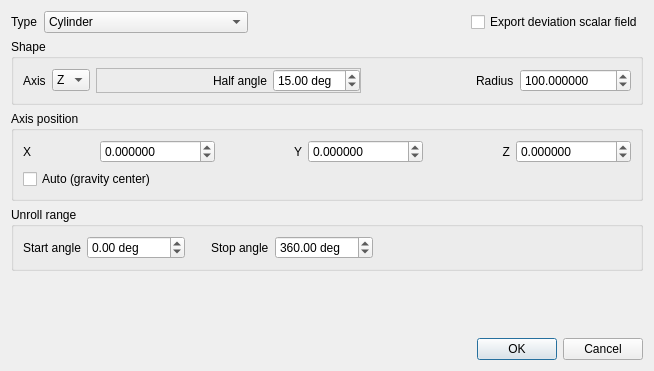
Old version of the form qCC/ui_templates/unrollDlg.ui in the repository CloudCompare/CloudCompare.
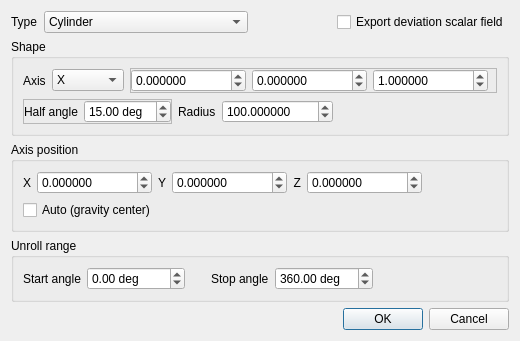
New version of the form.

Commit message: Unroll: option to set any 3D axis for the cylinder or the cone

```diff
--- a/qCC/ui_templates/unrollDlg.ui
+++ b/qCC/ui_templates/unrollDlg.ui
@@ -6,8 +6,8 @@
    <rect>
     <x>0</x>
     <y>0</y>
-    <width>654</width>
-    <height>371</height>
+    <width>520</width>
+    <height>320</height>
    </rect>
   </property>
   <property name="windowTitle">
@@ -73,13 +73,19 @@
     </layout>
    </item>
    <item>
-    <widget class="QGroupBox" name="groupBox_2">
+    <widget class="QGroupBox" name="shapeGroupBox">
+     <property name="sizePolicy">
+      <sizepolicy hsizetype="Preferred" vsizetype="Maximum">
+       <horstretch>0</horstretch>
+       <verstretch>0</verstretch>
+      </sizepolicy>
+     </property>
      <property name="title">
       <string>Shape</string>
      </property>
-     <layout class="QHBoxLayout" name="horizontalLayout_4">
+     <layout class="QVBoxLayout" name="verticalLayout">
       <item>
-       <layout class="QHBoxLayout">
+       <layout class="QHBoxLayout" name="horizontalLayout_5">
         <item>
          <widget class="QLabel" name="label">
           <property name="text">
@@ -96,7 +102,7 @@
         <item>
          <widget class="QComboBox" name="comboBoxAxisDimension">
           <property name="currentIndex">
-           <number>2</number>
+           <number>0</number>
           </property>
           <item>
            <property name="text">
@@ -113,8 +119,105 @@
             <string notr="true">Z</string>
            </property>
           </item>
+          <item>
+           <property name="text">
+            <string>Custom</string>
+           </property>
+          </item>
          </widget>
         </item>
+        <item>
+         <widget class="QFrame" name="axisFrame">
+          <property name="frameShape">
+           <enum>QFrame::StyledPanel</enum>
+          </property>
+          <property name="frameShadow">
+           <enum>QFrame::Raised</enum>
+          </property>
+          <layout class="QHBoxLayout" name="horizontalLayout_4">
+           <property name="leftMargin">
+            <number>0</number>
+           </property>
+           <property name="topMargin">
+            <number>0</number>
+           </property>
+           <property name="rightMargin">
+            <number>0</number>
+           </property>
+           <property name="bottomMargin">
+            <number>0</number>
+           </property>
+           <item>
+            <widget class="QDoubleSpinBox" name="axisXDoubleSpinBox">
+             <property name="enabled">
+              <bool>true</bool>
+             </property>
+             <property name="decimals">
+              <number>6</number>
+             </property>
+             <property name="minimum">
+              <double>-1000000000.000000000000000</double>
+             </property>
+             <property name="maximum">
+              <double>1000000000.000000000000000</double>
+             </property>
+            </widget>
+           </item>
+           <item>
+            <widget class="QDoubleSpinBox" name="axisYDoubleSpinBox">
+             <property name="enabled">
+              <bool>true</bool>
+             </property>
+             <property name="decimals">
+              <number>6</number>
+             </property>
+             <property name="minimum">
+              <double>-1000000000.000000000000000</double>
+             </property>
+             <property name="maximum">
+              <double>1000000000.000000000000000</double>
+             </property>
+            </widget>
+           </item>
+           <item>
+            <widget class="QDoubleSpinBox" name="axisZDoubleSpinBox">
+             <property name="enabled">
+              <bool>true</bool>
+             </property>
+             <property name="decimals">
+              <number>6</number>
+             </property>
+             <property name="minimum">
+              <double>-1000000000.000000000000000</double>
+             </property>
+             <property name="maximum">
+              <double>1000000000.000000000000000</double>
+             </property>
+             <property name="value">
+              <double>1.000000000000000</double>
+             </property>
+            </widget>
+           </item>
+           <item>
+            <spacer name="horizontalSpacer_5">
+             <property name="orientation">
+              <enum>Qt::Horizontal</enum>
+             </property>
+             <property name="sizeHint" stdset="0">
+              <size>
+               <width>40</width>
+               <height>20</height>
+              </size>
+             </property>
+            </spacer>
+           </item>
+          </layout>
+         </widget>
+        </item>
+       </layout>
+      </item>
+      <item>
+       <layout class="QHBoxLayout" name="horizontalLayout_6">
         <item>
          <widget class="QFrame" name="angleFrame">
           <property name="frameShape">
@@ -136,19 +239,6 @@
            <property name="bottomMargin">
             <number>0</number>
            </property>
-           <item>
-            <spacer name="horizontalSpacer">
-             <property name="orientation">
-              <enum>Qt::Horizontal</enum>
-             </property>
-             <property name="sizeHint" stdset="0">
-              <size>
-               <width>40</width>
-               <height>20</height>
-              </size>
-             </property>
-            </spacer>
-           </item>
            <item>
             <widget class="QLabel" name="labelAngle">
              <property name="toolTip">
@@ -199,19 +289,6 @@
            <property name="bottomMargin">
             <number>0</number>
            </property>
-           <item>
-            <spacer name="horizontalSpacer_2">
-             <property name="orientation">
-              <enum>Qt::Horizontal</enum>
-             </property>
-             <property name="sizeHint" stdset="0">
-              <size>
-               <width>40</width>
-               <height>20</height>
-              </size>
-             </property>
-            </spacer>
-           </item>
            <item>
             <widget class="QLabel" name="radiusLabel">
              <property name="toolTip">
@@ -241,6 +318,19 @@
              </property>
             </widget>
            </item>
+           <item>
+            <spacer name="horizontalSpacer_2">
+             <property name="orientation">
+              <enum>Qt::Horizontal</enum>
+             </property>
+             <property name="sizeHint" stdset="0">
+              <size>
+               <width>40</width>
+               <height>20</height>
+              </size>
+             </property>
+            </spacer>
+           </item>
           </layout>
          </widget>
         </item>
@@ -250,13 +340,13 @@
     </widget>
    </item>
    <item>
-    <widget class="QGroupBox" name="groupBoxAxisPosition">
+    <widget class="QGroupBox" name="axisPositionGroupBox">
      <property name="title">
       <string>Axis position</string>
      </property>
      <layout class="QVBoxLayout">
       <item>
-       <widget class="QFrame" name="axisFrame">
+       <widget class="QFrame" name="axisCenterFrame">
         <layout class="QHBoxLayout">
          <property name="leftMargin">
           <number>0</number>
@@ -281,7 +371,7 @@
           </widget>
          </item>
          <item>
-          <widget class="QDoubleSpinBox" name="doubleSpinBoxAxisX">
+          <widget class="QDoubleSpinBox" name="axisCenterXDoubleSpinBox">
            <property name="enabled">
             <bool>true</bool>
            </property>
@@ -296,22 +386,6 @@
            </property>
           </widget>
          </item>
-         <item>
-          <spacer>
-           <property name="orientation">
-            <enum>Qt::Horizontal</enum>
-           </property>
-           <property name="sizeType">
-            <enum>QSizePolicy::Fixed</enum>
-           </property>
-           <property name="sizeHint" stdset="0">
-            <size>
-             <width>10</width>
-             <height>20</height>
-            </size>
-           </property>
-          </spacer>
-         </item>
          <item>
           <widget class="QLabel" name="label2">
            <property name="text">
@@ -323,7 +397,7 @@
           </widget>
          </item>
          <item>
-          <widget class="QDoubleSpinBox" name="doubleSpinBoxAxisY">
+          <widget class="QDoubleSpinBox" name="axisCenterYDoubleSpinBox">
            <property name="enabled">
             <bool>true</bool>
            </property>
@@ -338,22 +412,6 @@
            </property>
           </widget>
          </item>
-         <item>
-          <spacer>
-           <property name="orientation">
-            <enum>Qt::Horizontal</enum>
-           </property>
-           <property name="sizeType">
-            <enum>QSizePolicy::Fixed</enum>
-           </property>
-           <property name="sizeHint" stdset="0">
-            <size>
-             <width>10</width>
-             <height>20</height>
-            </size>
-           </property>
-          </spacer>
-         </item>
          <item>
           <widget class="QLabel" name="label3">
            <property name="text">
@@ -365,7 +423,7 @@
           </widget>
          </item>
          <item>
-          <widget class="QDoubleSpinBox" name="doubleSpinBoxAxisZ">
+          <widget class="QDoubleSpinBox" name="axisCenterZDoubleSpinBox">
            <property name="enabled">
             <bool>true</bool>
            </property>
@@ -380,6 +438,19 @@
            </property>
           </widget>
          </item>
+         <item>
+          <spacer name="horizontalSpacer">
+           <property name="orientation">
+            <enum>Qt::Horizontal</enum>
+           </property>
+           <property name="sizeHint" stdset="0">
+            <size>
+             <width>40</width>
+             <height>20</height>
+            </size>
+           </property>
+          </spacer>
+         </item>
         </layout>
        </widget>
       </item>
```
The commit also changes 6 other files.
